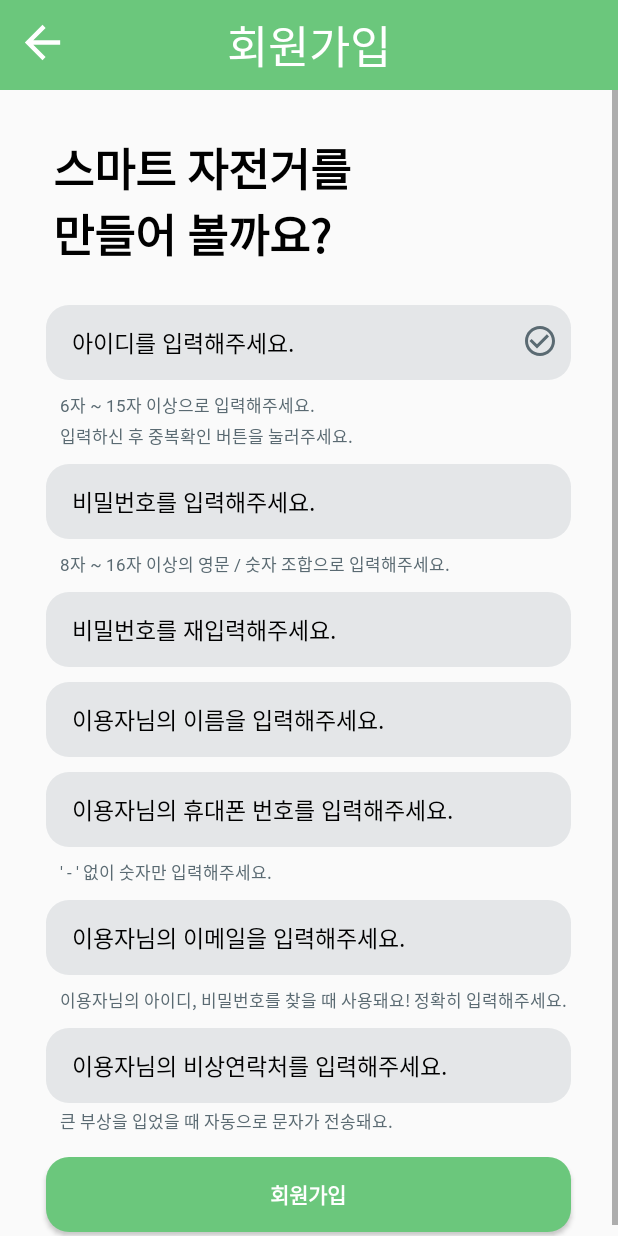
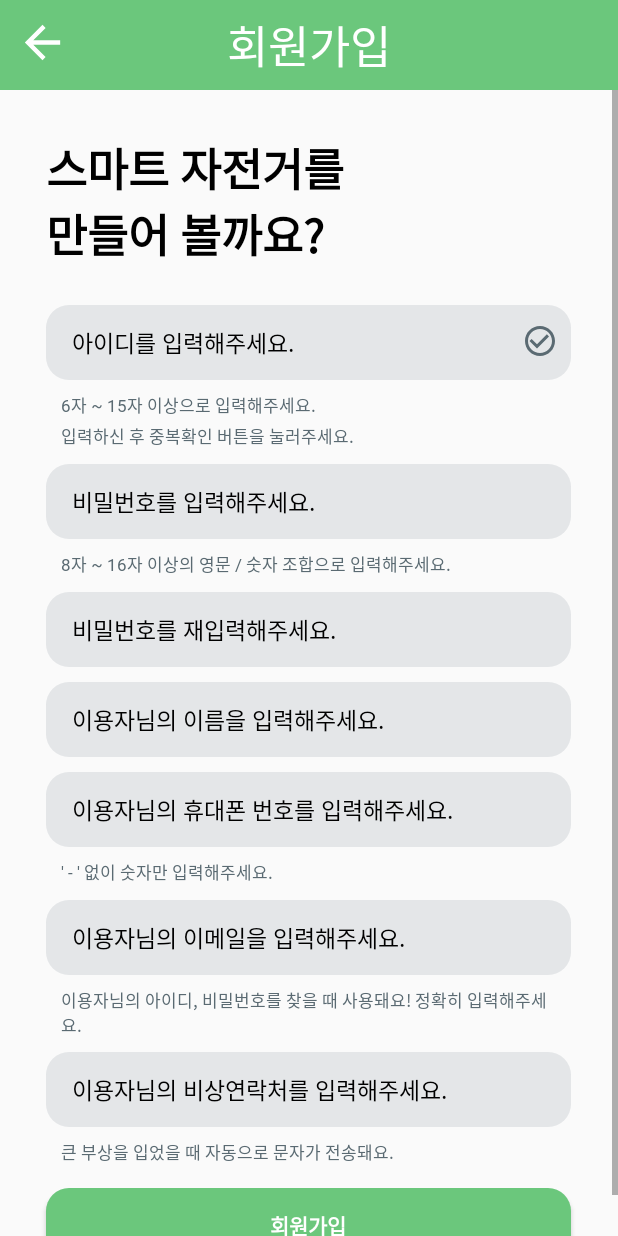
Before and after one commit to hoyahozz/AOB, an Android app: the RegisterActivity screen opened directly, with no data from a screen before it, on a phone screen of 412 x 824 dp. Run offline under Robolectric (Android 15) with nearby library versions, the phone set to English and light mode, and no system bars.

Commit message:
Map Update
맵 프래그먼트 UI 대폭 개선
반응형 UI가 되게끔 레이아웃 재설정

```diff
--- a/app/src/main/java/com/dongyang/android/boda/Introduction/Service/IntroService.java
+++ b/app/src/main/java/com/dongyang/android/boda/Introduction/Service/IntroService.java
@@ -10,7 +10,7 @@ import retrofit2.http.POST;
 
 public interface IntroService {
 
-    String INTRO_URL = "http://172.16.100.129/";
+    String INTRO_URL = "http://192.168.219.103/";
 
     @FormUrlEncoded
     @POST("boda/intro/register.php")
--- a/app/src/main/res/layout/activity_register.xml
+++ b/app/src/main/res/layout/activity_register.xml
@@ -34,9 +34,9 @@
             android:orientation="vertical">
 
             <TextView
-                android:layout_width="wrap_content"
+                android:layout_width="350dp"
                 android:layout_height="wrap_content"
-                android:layout_marginLeft="35dp"
+                android:layout_gravity="center"
                 android:layout_marginTop="30dp"
                 android:fontFamily="@font/nanum_barun_gothic"
                 android:text="스마트 자전거를\n만들어 볼까요?"
@@ -81,9 +81,9 @@
 
             <TextView
                 android:id="@+id/register_id_check"
-                android:layout_width="wrap_content"
+                android:layout_width="330dp"
                 android:layout_height="wrap_content"
-                android:layout_marginLeft="40dp"
+                android:layout_gravity="center"
                 android:layout_marginTop="6dp"
                 android:fontFamily="@font/nanum_square"
                 android:gravity="center"
@@ -94,12 +94,11 @@
 
             <TextView
                 android:id="@+id/register_validate_check"
-                android:layout_width="wrap_content"
+                android:layout_width="330dp"
                 android:layout_height="wrap_content"
-                android:layout_marginLeft="40dp"
+                android:layout_gravity="center"
                 android:layout_marginTop="6dp"
                 android:fontFamily="@font/nanum_square"
-                android:gravity="center"
                 android:text="아이디가 존재하는지 확인해주세요!"
                 android:textColor="#FF0000"
                 android:textSize="11sp"
@@ -107,9 +106,9 @@
 
             <TextView
                 android:id="@+id/register_id_length_check"
-                android:layout_width="wrap_content"
+                android:layout_width="330dp"
                 android:layout_height="wrap_content"
-                android:layout_marginLeft="40dp"
+                android:layout_gravity="center"
                 android:layout_marginTop="8dp"
                 android:fontFamily="@font/nanum_square"
                 android:text="6자 ~ 15자 이상으로 입력해주세요."
@@ -117,9 +116,9 @@
                 android:textSize="11sp" />
 
             <TextView
-                android:layout_width="wrap_content"
+                android:layout_width="330dp"
                 android:layout_height="wrap_content"
-                android:layout_marginLeft="40dp"
+                android:layout_gravity="center"
                 android:layout_marginTop="3dp"
                 android:fontFamily="@font/nanum_square"
                 android:text="입력하신 후 중복확인 버튼을 눌러주세요."
@@ -144,9 +143,9 @@
 
             <TextView
                 android:id="@+id/register_pw_length_check"
-                android:layout_width="wrap_content"
+                android:layout_width="330dp"
                 android:layout_height="wrap_content"
-                android:layout_marginLeft="40dp"
+                android:layout_gravity="center"
                 android:layout_marginTop="8dp"
                 android:fontFamily="@font/nanum_square"
                 android:text="8자 ~ 16자 이상의 영문 / 숫자 조합으로 입력해주세요."
@@ -171,12 +170,11 @@
 
             <TextView
                 android:id="@+id/register_pw_check"
-                android:layout_width="wrap_content"
+                android:layout_width="330dp"
                 android:layout_height="wrap_content"
-                android:layout_marginLeft="40dp"
+                android:layout_gravity="center"
                 android:layout_marginTop="6dp"
                 android:fontFamily="@font/nanum_square"
-                android:gravity="center"
                 android:text="비밀번호가 일치하지 않습니다! 다시 입력해주세요."
                 android:textColor="#FF0000"
                 android:textSize="11sp"
@@ -216,9 +214,9 @@
                 android:textSize="15sp" />
 
             <TextView
-                android:layout_width="wrap_content"
+                android:layout_width="330dp"
                 android:layout_height="wrap_content"
-                android:layout_marginLeft="40dp"
+                android:layout_gravity="center"
                 android:layout_marginTop="8dp"
                 android:fontFamily="@font/nanum_square"
                 android:text="' - ' 없이 숫자만 입력해주세요."
@@ -245,9 +243,9 @@
                 android:textSize="15sp" />
 
             <TextView
-                android:layout_width="wrap_content"
+                android:layout_width="330dp"
                 android:layout_height="wrap_content"
-                android:layout_marginLeft="40dp"
+                android:layout_gravity="center"
                 android:layout_marginTop="8dp"
                 android:fontFamily="@font/nanum_square"
                 android:text="이용자님의 아이디, 비밀번호를 찾을 때 사용돼요! 정확히 입력해주세요."
@@ -272,10 +270,10 @@
                 android:textSize="15sp" />
 
             <TextView
-                android:layout_width="wrap_content"
+                android:layout_width="330dp"
                 android:layout_height="wrap_content"
-                android:layout_marginLeft="40dp"
-                android:layout_marginTop="3dp"
+                android:layout_gravity="center"
+                android:layout_marginTop="8dp"
                 android:fontFamily="@font/nanum_square"
                 android:text="큰 부상을 입었을 때 자동으로 문자가 전송돼요."
                 android:textColor="@color/gray"
@@ -283,14 +281,14 @@
 
             <TextView
                 android:id="@+id/register_check"
-                android:layout_width="wrap_content"
+                android:layout_width="330dp"
                 android:layout_height="wrap_content"
-                android:layout_marginLeft="39dp"
-                android:layout_marginTop="6dp"
+                android:layout_gravity="center"
+                android:layout_marginTop="4dp"
                 android:fontFamily="@font/nanum_square"
                 android:text="비어있는 항목이 있어요! 모두 입력해주세요."
                 android:textColor="#FF0000"
-                android:textSize="12sp"
+                android:textSize="11sp"
                 android:visibility="gone" />
 
             <Button
--- a/app/src/main/res/values/colors.xml
+++ b/app/src/main/res/values/colors.xml
@@ -8,6 +8,7 @@
     <color name="black">#FF000000</color>
     <color name="white">#FFFFFFFF</color>
     <color name="green">#6bc77c</color>
+    <color name="darkgreen">#46b95b</color>
     <color name="lightGreen">#8cd095</color>
     <color name="gray">#5a6a72</color>
     <color name="transparent">#00FFFFFF</color>
```
Also changed, not shown: app/src/main/java/com/dongyang/android/boda/Introduction/Activity/LoginActivity.java (+67 -64 lines), app/src/main/java/com/dongyang/android/boda/Introduction/Activity/RegisterActivity.java (+14 -0 lines), app/src/main/java/com/dongyang/android/boda/Riding/Map/MapFragment.java (+71 -10 lines), app/src/main/java/com/dongyang/android/boda/Riding/Map/Marker/BikeRenderer.java (+12 -1 lines), app/src/main/java/com/dongyang/android/boda/Riding/Map/Model/Bike/BikeItem.java (+8 -1 lines), app/src/main/res/drawable-v24/ic_bike_favorite.xml (added, +10 -0 lines), app/src/main/res/drawable-v24/ic_bike_not_favorite.xml (added, +10 -0 lines), app/src/main/res/drawable/ic_riding_pause.xml (added, +10 -0 lines), app/src/main/res/drawable/ic_riding_start.xml (added, +10 -0 lines), app/src/main/res/drawable/ic_riding_start_marker.xml (added, +16 -0 lines), app/src/main/res/drawable/ic_riding_stop.xml (added, +11 -0 lines), app/src/main/res/drawable/style_seoul_bike_marker.xml (added, +30 -0 lines), app/src/main/res/layout/activity_login.xml (+13 -22 lines), app/src/main/res/layout/fragment_map.xml (+78 -90 lines), 3 more files.
